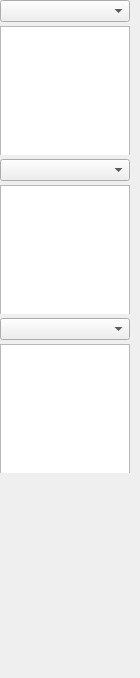
Qt form source/palview.ui (diasurgical/d1-graphics-tool) before a commit.
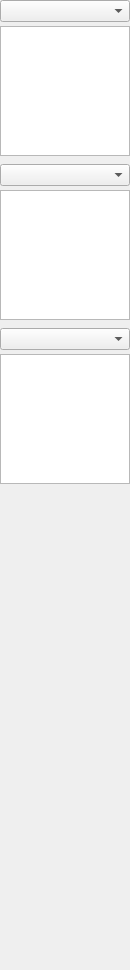
The same form after that commit.

What changed in the file:
```diff
--- a/source/palview.ui
+++ b/source/palview.ui
@@ -6,19 +6,25 @@
    <rect>
     <x>0</x>
     <y>0</y>
-    <width>140</width>
-    <height>678</height>
+    <width>130</width>
+    <height>970</height>
    </rect>
   </property>
+  <property name="sizePolicy">
+   <sizepolicy hsizetype="Fixed" vsizetype="Expanding">
+    <horstretch>0</horstretch>
+    <verstretch>0</verstretch>
+   </sizepolicy>
+  </property>
   <property name="minimumSize">
    <size>
-    <width>140</width>
+    <width>0</width>
     <height>0</height>
    </size>
   </property>
   <property name="maximumSize">
    <size>
-    <width>140</width>
+    <width>16777215</width>
     <height>16777215</height>
    </size>
   </property>
@@ -27,7 +33,7 @@
   </property>
   <layout class="QVBoxLayout" name="verticalLayout">
    <property name="spacing">
-    <number>4</number>
+    <number>8</number>
    </property>
    <property name="leftMargin">
     <number>0</number>
@@ -43,16 +49,22 @@
    </property>
    <item>
     <widget class="QWidget" name="palWidget" native="true">
+     <property name="sizePolicy">
+      <sizepolicy hsizetype="Preferred" vsizetype="Fixed">
+       <horstretch>0</horstretch>
+       <verstretch>0</verstretch>
+      </sizepolicy>
+     </property>
      <property name="minimumSize">
       <size>
        <width>0</width>
-       <height>155</height>
+       <height>0</height>
       </size>
      </property>
      <property name="maximumSize">
       <size>
        <width>16777215</width>
-       <height>155</height>
+       <height>16777215</height>
       </size>
      </property>
      <layout class="QVBoxLayout" name="verticalLayout_2">
@@ -89,6 +101,12 @@
       </item>
       <item>
        <widget class="QGraphicsView" name="palGraphicsView">
+        <property name="sizePolicy">
+         <sizepolicy hsizetype="Fixed" vsizetype="Fixed">
+          <horstretch>0</horstretch>
+          <verstretch>0</verstretch>
+         </sizepolicy>
+        </property>
         <property name="minimumSize">
          <size>
           <width>130</width>
@@ -108,16 +126,22 @@
    </item>
    <item>
     <widget class="QWidget" name="trn1Widget" native="true">
+     <property name="sizePolicy">
+      <sizepolicy hsizetype="Preferred" vsizetype="Fixed">
+       <horstretch>0</horstretch>
+       <verstretch>0</verstretch>
+      </sizepolicy>
+     </property>
      <property name="minimumSize">
       <size>
        <width>0</width>
-       <height>155</height>
+       <height>0</height>
       </size>
      </property>
      <property name="maximumSize">
       <size>
        <width>16777215</width>
-       <height>155</height>
+       <height>16777215</height>
       </size>
      </property>
      <layout class="QVBoxLayout" name="verticalLayout_4">
@@ -154,6 +178,12 @@
       </item>
       <item>
        <widget class="QGraphicsView" name="trn1GraphicsView">
+        <property name="sizePolicy">
+         <sizepolicy hsizetype="Fixed" vsizetype="Fixed">
+          <horstretch>0</horstretch>
+          <verstretch>0</verstretch>
+         </sizepolicy>
+        </property>
         <property name="minimumSize">
          <size>
           <width>130</width>
@@ -173,16 +203,22 @@
    </item>
    <item>
     <widget class="QWidget" name="trn2Widget" native="true">
+     <property name="sizePolicy">
+      <sizepolicy hsizetype="Preferred" vsizetype="Fixed">
+       <horstretch>0</horstretch>
+       <verstretch>0</verstretch>
+      </sizepolicy>
+     </property>
      <property name="minimumSize">
       <size>
        <width>0</width>
-       <height>155</height>
+       <height>0</height>
       </size>
      </property>
      <property name="maximumSize">
       <size>
        <width>16777215</width>
-       <height>155</height>
+       <height>16777215</height>
       </size>
      </property>
      <layout class="QVBoxLayout" name="verticalLayout_5">
@@ -241,6 +277,9 @@
      <property name="orientation">
       <enum>Qt::Vertical</enum>
      </property>
+     <property name="sizeType">
+      <enum>QSizePolicy::Expanding</enum>
+     </property>
      <property name="sizeHint" stdset="0">
       <size>
        <width>20</width>
```
Left out of the diff: 6 changed lines with no effect on the pictures.
